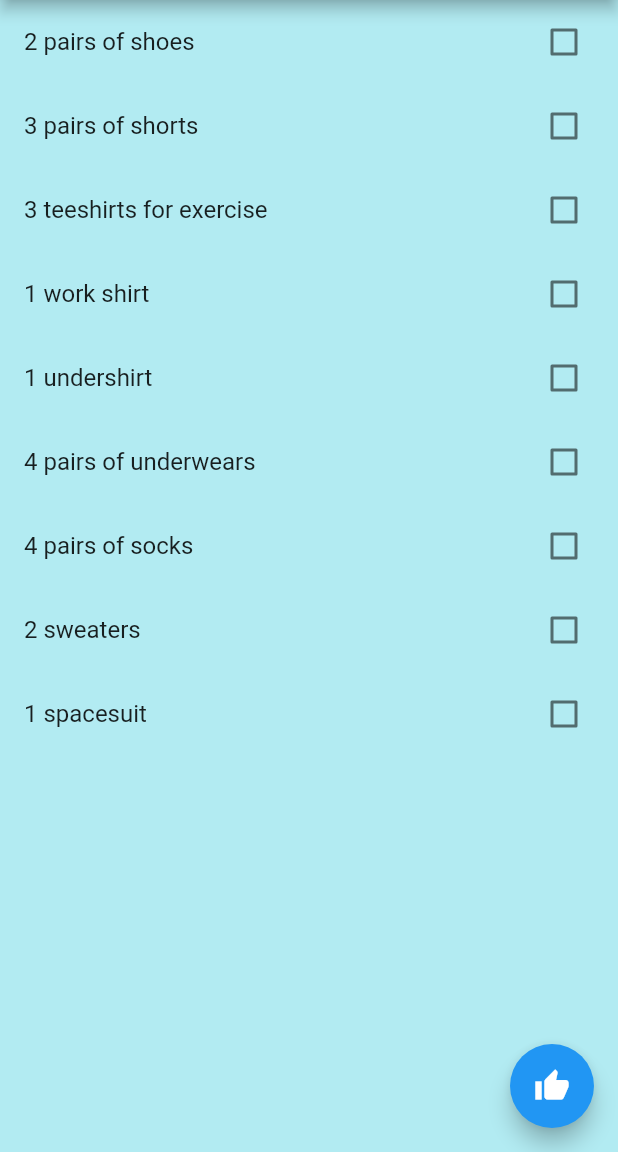
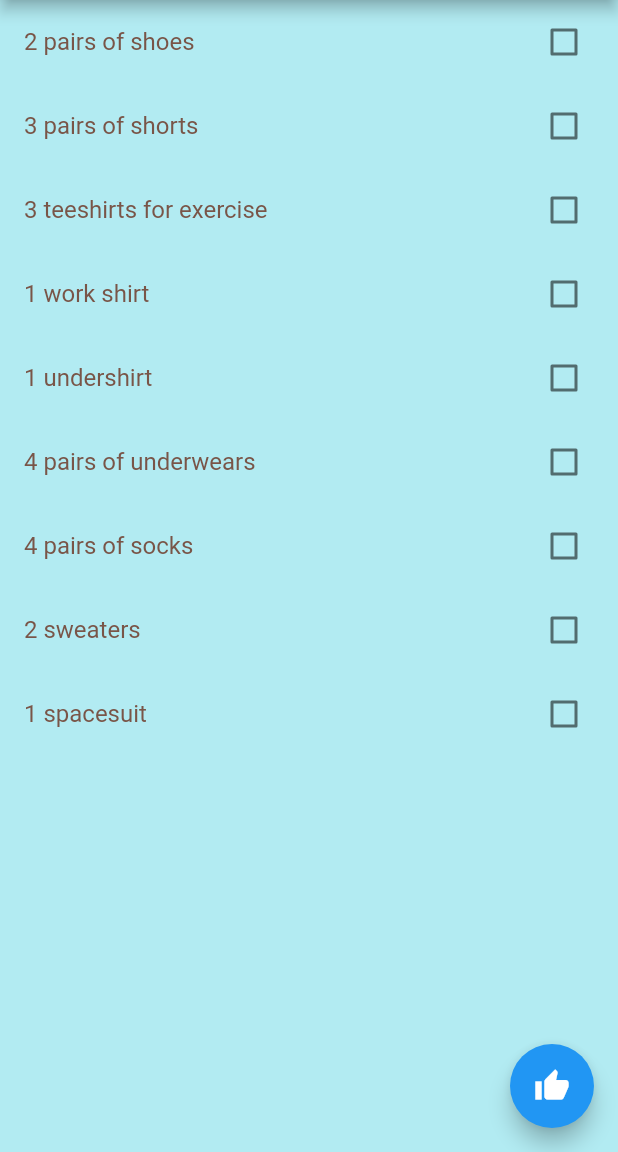
Before and after one commit to Ifavhoney/NasaChallenge, a Flutter app: the BackPack screen opened directly, on a phone screen of 412 x 824 dp, the part 84-1236 px from its top. Run offline on Flutter 3.47's test engine with Material 2 defaults, Android fonts, the phone set to English and light mode, and no system bars; missing offline and left inert: dart:ffi.

Commit message:
Modifications with Font

```diff
--- a/lib/backpack.dart
+++ b/lib/backpack.dart
@@ -36,7 +36,10 @@ class _BackPackState extends State<BackPack> {
         itemCount: items.length,
         itemBuilder: (BuildContext context, int i) {
           return CheckboxListTile(
-            title: Text(items[i]),
+            title: Text(
+              items[i],
+              style: TextStyle(color: Colors.brown.shade500),
+            ),
             //wether checked or not
             value: selectedItems.contains(items[i]),
             onChanged: (bool isSelected) {
--- a/lib/login.dart
+++ b/lib/login.dart
@@ -32,6 +32,7 @@ class _LoginState extends State<Login> {
               mainAxisAlignment: MainAxisAlignment.center,
               children: <Widget>[
                 TextFormField(
+                  style: TextStyle(color: Colors.brown.shade500),
                   decoration: InputDecoration(
                     labelText: "Email",
                     border: OutlineInputBorder(
@@ -55,6 +56,8 @@ class _LoginState extends State<Login> {
                 Padding(
                   padding: const EdgeInsets.fromLTRB(50, 20, 50, 0),
                   child: TextFormField(
+                    style: TextStyle(color: Colors.brown.shade500),
+
                     decoration: InputDecoration(
                       labelText: "Password",
                       border: OutlineInputBorder(
```
